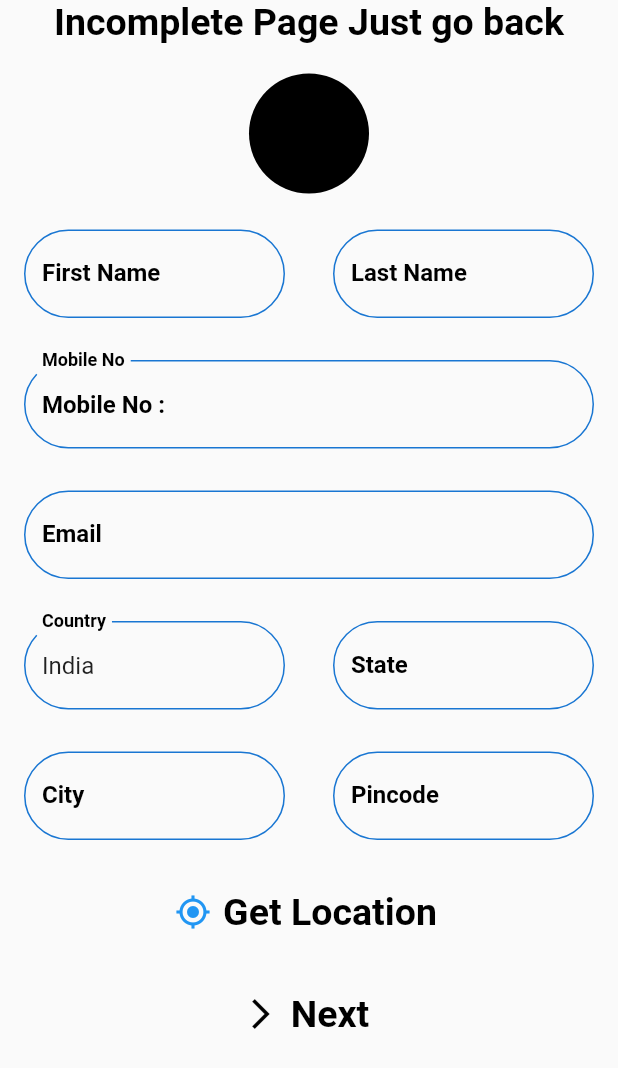
After one commit to softjech/teamrapport, a Flutter app: the StudentInfo screen opened directly, after a tap on "Next", on a phone screen of 412 x 824 dp. The commit adds this screen. Shown: the top 1068 px of the screen. Run offline on Flutter 3.47's test engine with Material 2 defaults, Android fonts, the phone set to English and light mode, and no system bars; our stand-ins replace cloud_firestore, firebase_auth, firebase_storage, geolocator, image_picker, shared_preferences; accounts and stored records are empty; Roboto replaces fonts that are missing (DM Mono).

Commit message:
Student details

```diff
--- /dev/null
+++ b/lib/UserInfo/studentInfo.dart
@@ -0,0 +1,437 @@
+import 'dart:io';
+import 'package:cloud_firestore/cloud_firestore.dart';
+import 'package:firebase_storage/firebase_storage.dart';
+import 'package:flutter/cupertino.dart';
+import 'package:flutter/material.dart';
+import 'package:geolocator/geolocator.dart';
+import 'package:image_picker/image_picker.dart';
+import 'package:path_provider/path_provider.dart';
+import 'package:image/image.dart' as Im;
+import 'package:teamrapport/login/loginScreen.dart';
+import '../checkUser.dart';
+import '../constants.dart';
+
+class StudentInfo extends StatefulWidget {
+  @override
+  _StudentInfoState createState() => _StudentInfoState();
+}
+
+class _StudentInfoState extends State<StudentInfo> {
+  String firstName = ' ', lastName = ' ', email = ' ', mediaUrl = ' ';
+  TextEditingController cityController = TextEditingController();
+  TextEditingController stateController = TextEditingController();
+  TextEditingController pincodeController = TextEditingController();
+  TextEditingController countryController = TextEditingController();
+  TextEditingController mobileNoController = TextEditingController();
+  File file;
+
+  @override
+  void initState() {
+    mobileNoController.text = myNumber;
+    countryController.text = 'India';
+    super.initState();
+  }
+
+  Future<void> getUserLocation() async {
+    try {
+      GeolocationStatus geolocationStatus =
+          await Geolocator().checkGeolocationPermissionStatus();
+      print(geolocationStatus);
+      Position position = await Geolocator()
+          .getCurrentPosition(desiredAccuracy: LocationAccuracy.high);
+      List<Placemark> placeMarks = await Geolocator()
+          .placemarkFromCoordinates(position.latitude, position.longitude);
+      Placemark placeMark = placeMarks[0];
+      cityController.text = placeMark.subAdministrativeArea;
+      stateController.text = placeMark.administrativeArea;
+      pincodeController.text = placeMark.postalCode;
+    } catch (e) {
+      print(e);
+    }
+  }
+
+  handleTakePhoto() async {
+    Navigator.pop(context);
+    // ignore: deprecated_member_use
+    File file = await ImagePicker.pickImage(
+      source: ImageSource.camera,
+      maxHeight: 675,
+      maxWidth: 960,
+    );
+    setState(() {
+      this.file = file;
+    });
+  }
+
+  handleChooseFromGallery() async {
+    Navigator.pop(context);
+    File file =
+        // ignore: deprecated_member_use
+        await ImagePicker.pickImage(source: ImageSource.gallery);
+    setState(() {
+      this.file = file;
+    });
+  }
+
+  selectImage(parentContext) {
+    return showDialog(
+      context: parentContext,
+      builder: (context) {
+        return SimpleDialog(
+          elevation: 50,
+          backgroundColor: Color(0xFF424242),
+          //contentPadding: EdgeInsets.all(20.0),
+          titlePadding: EdgeInsets.only(top: 20),
+          shape:
+              RoundedRectangleBorder(borderRadius: BorderRadius.circular(15)),
+          title: Center(
+              child: Text(
+            'Upload Profile Picture',
+            style: TextStyle(color: Colors.white, fontSize: 30.0),
+          )),
+          children: <Widget>[
+            SimpleDialogOption(
+              child: Row(
+                children: <Widget>[
+                  Icon(
+                    CupertinoIcons.photo_camera,
+                    color: Colors.white,
+                  ),
+                  SizedBox(
+                    width: 10.0,
+                  ),
+                  Text('Photo with Camera',
+                      style: TextStyle(
+                        color: Colors.white,
+                        fontSize: 20.0,
+                      )),
+                ],
+              ),
+              onPressed: handleTakePhoto,
+            ),
+            SimpleDialogOption(
+              onPressed: handleChooseFromGallery,
+              child: Row(
+                children: <Widget>[
+                  Icon(
+                    Icons.image,
+                    color: Colors.white,
+                  ),
+                  SizedBox(
+                    width: 10.0,
+                  ),
+                  Text('Image from Gallery',
+                      style: TextStyle(
+                        color: Colors.white,
+                        fontSize: 20.0,
+                      )),
+                ],
+              ),
+            ),
+            SimpleDialogOption(
+              child: Row(
+                children: <Widget>[
+                  Icon(
+                    Icons.cancel,
+                    color: Colors.white,
+                  ),
+                  SizedBox(
+                    width: 10.0,
+                  ),
+                  Text('Cancel',
+                      style: TextStyle(
+                        color: Colors.white,
+                        fontSize: 20.0,
+                      )),
+                ],
+              ),
+              onPressed: () => Navigator.pop(context),
+            ),
+          ],
+        );
+      },
+    );
+  }
+
+  compressImage() async {
+    final tempDir = await getTemporaryDirectory();
+    final path = tempDir.path;
+    Im.Image imageFile = Im.decodeImage(file.readAsBytesSync());
+    final compressedImageFile = File('$path/img_$myNumber.jpg')
+      ..writeAsBytesSync(Im.encodeJpg(imageFile, quality: 85));
+    setState(() {
+      file = compressedImageFile;
+    });
+  }
+
+  handleImage() async {
+    setState(() {});
+    await compressImage();
+    mediaUrl = await uploadImage(file);
+  }
+
+  Future<String> uploadImage(imageFile) async {
+    StorageUploadTask uploadTask =
+        storageRef.child('post_$myNumber.jpg').putFile(imageFile);
+    StorageTaskSnapshot storageTaskSnapshot = await uploadTask.onComplete;
+    String downloadUrl = await storageTaskSnapshot.ref.getDownloadURL();
+    return downloadUrl;
+  }
+
+  createFirebase() async {
+    await handleImage();
+    DocumentReference docRef = usersRef.document(myNumber);
+    await docRef.setData({
+      'isTeacher': false,
+      'firstName': firstName,
+      'lastName': lastName,
+      'Name': firstName + ' ' + lastName,
+      'profilePic': mediaUrl,
+      'mobileNumber': myNumber,
+      'email': email,
+      'country': countryController.text,
+      'state': stateController.text,
+      'city': cityController.text,
+      'pincode': pincodeController.text,
+    });
+    Navigator.pop(context);
+    setState(() {
+      file = null;
+    });
+  }
+
+  @override
+  Widget build(BuildContext context) {
+    return Scaffold(
+      body: Container(
+        child: ListView(
+          children: <Widget>[
+            SafeArea(
+              child: Column(
+                crossAxisAlignment: CrossAxisAlignment.center,
+                children: <Widget>[
+                  Text(
+                    'Incomplete Page Just go back',
+                    style: kTextStyle,
+                  ),
+                  Padding(
+                    padding: const EdgeInsets.only(top: 20),
+                    child: GestureDetector(
+                      onTap: () {
+                        selectImage(context);
+                      },
+                      child: file == null
+                          ? CircleAvatar(
+                              backgroundColor: Colors.black,
+                              radius: 40,
+                            )
+                          : Card(
+                              child: Container(
+                                height: 100,
+                                width: 100,
+                                child: Image.file(file),
+                              ),
+                            ),
+                    ),
+                  ),
+                  Row(
+                    mainAxisSize: MainAxisSize.min,
+                    children: <Widget>[
+                      Expanded(
+                        child: Padding(
+                          padding: const EdgeInsets.only(top: 20),
+                          child: ListTile(
+                            title: TextFormField(
+                              onChanged: (val) {
+                                firstName = val;
+                              },
+                              decoration: InputDecoration(
+                                  hintText: 'First Name',
+                                  hintStyle: kLabelStyle,
+                                  focusedBorder: kTextInputBorder,
+                                  enabledBorder: kTextInputBorder,
+                                  labelStyle: kLabelStyle,
+                                  labelText: 'First Name'),
+                            ),
+                          ),
+                        ),
+                      ),
+                      Expanded(
+                        child: Padding(
+                          padding: const EdgeInsets.only(top: 20),
+                          child: ListTile(
+                            title: TextFormField(
+                              onChanged: (val) {
+                                lastName = val;
+                              },
+                              decoration: InputDecoration(
+                                  hintText: 'Last Name',
+                                  hintStyle: kLabelStyle,
+                                  focusedBorder: kTextInputBorder,
+                                  enabledBorder: kTextInputBorder,
+                                  labelStyle: kLabelStyle,
+                                  labelText: 'Last Name'),
+                            ),
+                          ),
+                        ),
+                      ),
+                    ],
+                  ),
+                  /*
+
+
+                  Gender and DOB will Come here.
+
+
+                   */
+                  Padding(
+                    padding: const EdgeInsets.only(top: 20),
+                    child: ListTile(
+                      title: TextFormField(
+                        controller: mobileNoController,
+                        decoration: InputDecoration(
+                            prefixText: 'Mobile No : ',
+                            hintText: 'Mobile No',
+                            hintStyle: kLabelStyle,
+                            focusedBorder: kTextInputBorder,
+                            enabledBorder: kTextInputBorder,
+                            labelStyle: kLabelStyle,
+                            labelText: 'Mobile No'),
+                      ),
+                    ),
+                  ),
+                  Padding(
+                    padding: const EdgeInsets.only(top: 20),
+                    child: ListTile(
+                      title: TextFormField(
+                        onChanged: (val) {
+                          email = val;
+                        },
+                        decoration: InputDecoration(
+                            prefixText: 'Email : ',
+                            hintText: 'Email',
+                            hintStyle: kLabelStyle,
+                            focusedBorder: kTextInputBorder,
+                            enabledBorder: kTextInputBorder,
+                            labelStyle: kLabelStyle,
+                            labelText: 'Email'),
+                      ),
+                    ),
+                  ),
+                  Row(
+                    mainAxisSize: MainAxisSize.min,
+                    children: <Widget>[
+                      Expanded(
+                        child: Padding(
+                          padding: const EdgeInsets.only(top: 20),
+                          child: ListTile(
+                            title: TextFormField(
+                              controller: countryController,
+                              decoration: InputDecoration(
+                                  hintText: 'Country',
+                                  hintStyle: kLabelStyle,
+                                  focusedBorder: kTextInputBorder,
+                                  enabledBorder: kTextInputBorder,
+                                  labelStyle: kLabelStyle,
+                                  labelText: 'Country'),
+                            ),
+                          ),
+                        ),
+                      ),
+                      Expanded(
+                        child: Padding(
+                          padding: const EdgeInsets.only(top: 20),
+                          child: ListTile(
+                            title: TextFormField(
+                              controller: stateController,
+                              decoration: InputDecoration(
+                                  hintText: 'State',
+                                  hintStyle: kLabelStyle,
+                                  focusedBorder: kTextInputBorder,
+                                  enabledBorder: kTextInputBorder,
+                                  labelStyle: kLabelStyle,
+                                  labelText: 'State'),
+                            ),
+                          ),
+                        ),
+                      ),
+                    ],
+                  ),
+                  Row(
+                    mainAxisSize: MainAxisSize.min,
+                    children: <Widget>[
+                      Expanded(
+                        child: Padding(
+                          padding: const EdgeInsets.only(top: 20),
+                          child: ListTile(
+                            title: TextFormField(
+                              controller: cityController,
+                              decoration: InputDecoration(
+                                  hintText: 'City',
+                                  hintStyle: kLabelStyle,
+                                  focusedBorder: kTextInputBorder,
+                                  enabledBorder: kTextInputBorder,
+                                  labelStyle: kLabelStyle,
+                                  labelText: 'City'),
+                            ),
+                          ),
+                        ),
+                      ),
+                      Expanded(
+                        child: Padding(
+                          padding: const EdgeInsets.only(top: 20),
+                          child: ListTile(
+                            title: TextFormField(
+                              controller: pincodeController,
+                              decoration: InputDecoration(
+                                  hintText: 'Pincode',
+                                  hintStyle: kLabelStyle,
+                                  focusedBorder: kTextInputBorder,
+                                  enabledBorder: kTextInputBorder,
+                                  labelStyle: kLabelStyle,
+                                  labelText: 'Pincode'),
+                            ),
+                          ),
+                        ),
+                      ),
+                    ],
+                  ),
+                  Padding(
+                    padding: const EdgeInsets.only(top: 20),
+                    child: FlatButton.icon(
+                        onPressed: () {
+                          getUserLocation();
+                        },
+                        icon: Icon(
+                          Icons.my_location,
+                          color: Colors.blue,
+                        ),
+                        label: Text(
+                          'Get Location',
+                          style: kTextStyle,
+                        )),
+                  ),
+                  Padding(
+                    padding: const EdgeInsets.only(top: 20),
+                    child: FlatButton.icon(
+                        onPressed: () {
+                          createFirebase();
+                        },
+                        icon: Icon(
+                          Icons.arrow_forward_ios,
+                          color: Colors.black,
+                        ),
+                        label: Text(
+                          'Next',
+                          style: kTextStyle,
+                        )),
+                  ),
+                ],
+              ),
+            ),
+          ],
+        ),
+      ),
+    );
+  }
+}
--- a/lib/login/loginScreen.dart
+++ b/lib/login/loginScreen.dart
@@ -3,10 +3,12 @@ import 'package:flutter/cupertino.dart';
 import 'package:flutter/material.dart';
 import 'package:flutter/services.dart';
 import 'package:firebase_auth/firebase_auth.dart';
+import 'package:teamrapport/saveDataLocally/sharedPrefFunctions.dart';
 import '../AuthService.dart';
 import '../constants.dart';
 
 String number, otp;
+String myNumber = ' ';
 
 class LoginScreen extends StatefulWidget {
   @override
@@ -145,7 +147,8 @@ class _LoginScreenState extends State<LoginScreen> {
   //Code to verify number
   Future<void> verify(phoneNo) async {
     phoneNo = '+91' + phoneNo;
-    print(phoneNo);
+    myNumber = phoneNo;
+    SharedPrefFunction().saveNumberPreference(myNumber);
     final PhoneVerificationCompleted verified = (AuthCredential authResult) {
       AuthService().signIn(authResult);
     };
@@ -162,7 +165,6 @@ class _LoginScreenState extends State<LoginScreen> {
 
     final PhoneCodeAutoRetrievalTimeout autoTimeout = (String verId) {
       this.otp = verId;
-      print(otp);
     };
     await FirebaseAuth.instance.verifyPhoneNumber(
         phoneNumber: phoneNo,
```
Also changed, not shown: lib/AuthService.dart (+2 -5 lines), lib/checkUser.dart (added, +103 -0 lines), lib/saveDataLocally/sharedPrefFunctions.dart (added, +20 -0 lines), pubspec.yaml (+6 -1 lines), lib/UserInfo/teacherInfo.dart (added), pubspec.lock, 2 other files.
